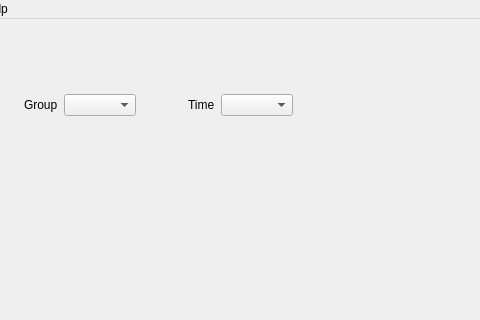
Old version of the form forms/mainwindow.ui in the repository Diegoisawesome/porymap; both pictures show x 235 to 715 and y 0 to 320 of the 1339 by 815 pixel window.
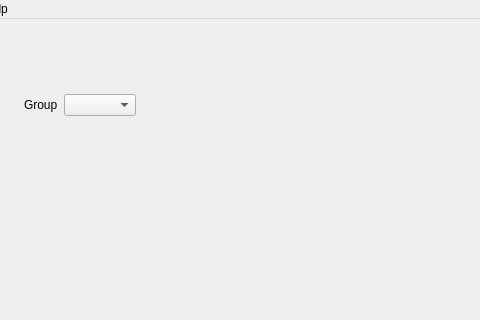
New version of the form. The open tabs and pages were chosen to show the change. Icons and pictures are not drawn. Custom widgets are drawn as their Qt base class.

What changed in the file:
```diff
--- a/forms/mainwindow.ui
+++ b/forms/mainwindow.ui
@@ -2652,20 +2652,6 @@
                     </property>
                    </widget>
                   </item>
-                  <item>
-                    <widget class="QLabel" name="label_16">
-                    <property name="text">
-                      <string>Time</string>
-                    </property>
-                    </widget>
-                  </item>
-                  <item>
-                    <widget class="QComboBox" name="comboBox_WildMonTimeOfDay">
-                    <property name="sizeAdjustPolicy">
-                      <enum>QComboBox::AdjustToContents</enum>
-                    </property>
-                    </widget>
-                  </item>
                   <item>
                    <spacer name="horizontalSpacer_9">
                     <property name="orientation">
```
